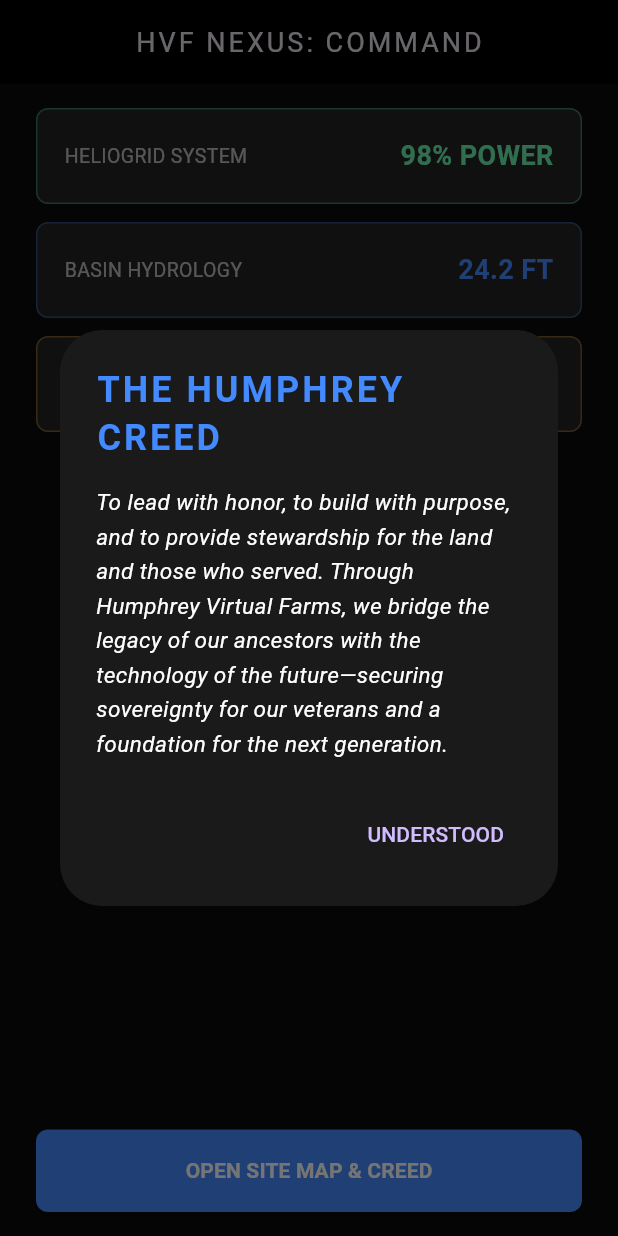
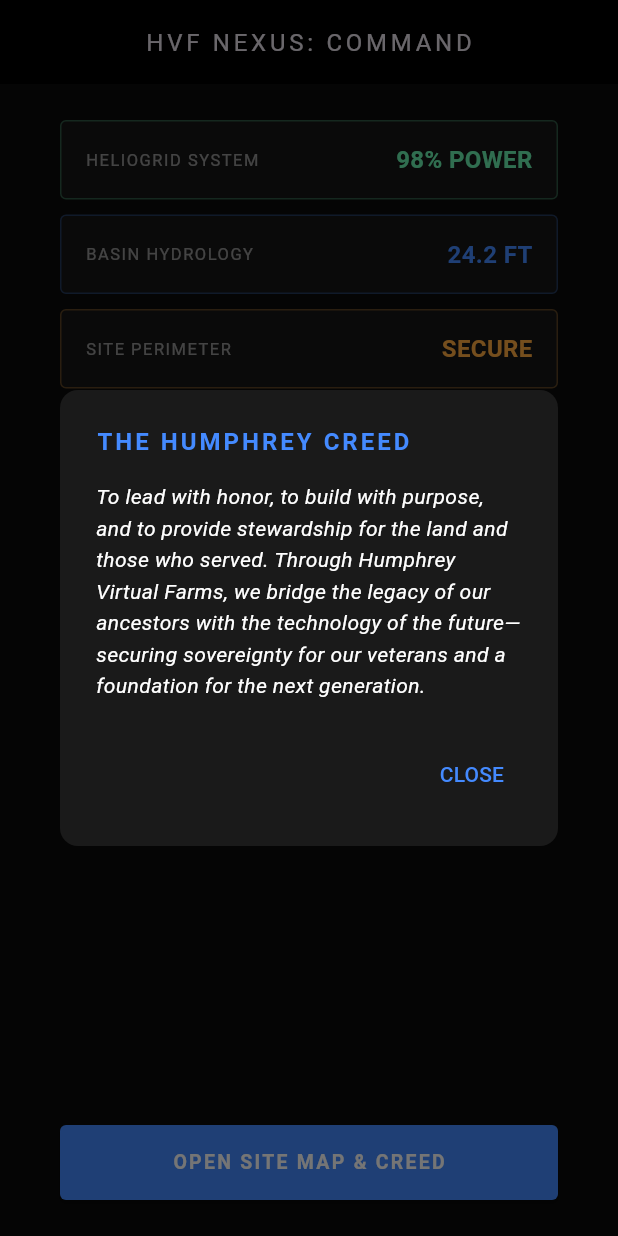
Before and after one commit to mrshumphrey3251-ai/HVF_NEXUS_CORE, a Flutter app: the screen it shows after launch, after a tap on "OPEN SITE MAP & CREED", on a phone screen of 412 x 824 dp. Run offline on Flutter 3.47's test engine with Material 3 defaults, Android fonts, the light colour scheme and no system bars.

Commit message:
Update main.dart

```diff
--- a/lib/main.dart
+++ b/lib/main.dart
@@ -22,16 +22,17 @@ class Dashboard extends StatelessWidget {
       context: context,
       builder: (context) => AlertDialog(
         backgroundColor: const Color(0xFF1A1A1A),
+        shape: RoundedRectangleBorder(borderRadius: BorderRadius.circular(12)),
         title: const Text("THE HUMPHREY CREED",
-          style: TextStyle(color: Colors.blueAccent, letterSpacing: 2, fontWeight: FontWeight.bold)),
+          style: TextStyle(color: Colors.blueAccent, fontSize: 16, letterSpacing: 2, fontWeight: FontWeight.bold)),
         content: const SingleChildScrollView(
           child: Text(
             "To lead with honor, to build with purpose, and to provide stewardship for the land and those who served. Through Humphrey Virtual Farms, we bridge the legacy of our ancestors with the technology of the future—securing sovereignty for our veterans and a foundation for the next generation.",
-            style: TextStyle(color: Colors.white, fontSize: 15, height: 1.5, fontStyle: FontStyle.italic),
+            style: TextStyle(color: Colors.white, fontSize: 14, height: 1.5, fontStyle: FontStyle.italic),
           ),
         ),
         actions: [
-          TextButton(onPressed: () => Navigator.pop(context), child: const Text("UNDERSTOOD"))
+          TextButton(onPressed: () => Navigator.pop(context), child: const Text("CLOSE", style: TextStyle(color: Colors.blueAccent)))
         ],
       ),
     );
@@ -42,29 +43,33 @@ class Dashboard extends StatelessWidget {
     return Scaffold(
       backgroundColor: const Color(0xFF0A0A0A),
       appBar: AppBar(
-        title: const Text("HVF NEXUS: COMMAND", style: TextStyle(fontSize: 18, letterSpacing: 2)), // Scaled down
+        title: const Text("HVF NEXUS: COMMAND", style: TextStyle(fontSize: 16, letterSpacing: 2.5)), // Scaled down further
         backgroundColor: Colors.black,
+        elevation: 0,
         centerTitle: true,
       ),
       body: Padding(
-        padding: const EdgeInsets.symmetric(horizontal: 24.0, vertical: 16.0), // Increased padding to shrink elements 5%
+        padding: const EdgeInsets.symmetric(horizontal: 40.0, vertical: 24.0), // Deep margins (10% pull-in)
         child: Column(
           children: [
             _buildStatusCard("HELIOGRID SYSTEM", "98% POWER", Colors.greenAccent),
-            const SizedBox(height: 12),
+            const SizedBox(height: 10), // Tightened gap
             _buildStatusCard("BASIN HYDROLOGY", "24.2 FT", Colors.blueAccent),
-            const SizedBox(height: 12),
+            const SizedBox(height: 10), // Tightened gap
             _buildStatusCard("SITE PERIMETER", "SECURE", Colors.orangeAccent),
             const Spacer(),
-            // COMMAND BUTTON: THE HUMPHREY CREED
-            ElevatedButton(
-              style: ElevatedButton.styleFrom(
-                backgroundColor: Colors.blueAccent,
-                minimumSize: const Size(double.infinity, 55), // Slimmer button
-                shape: RoundedRectangleBorder(borderRadius: BorderRadius.circular(8))
+            // COMMAND BUTTON
+            SizedBox(
+              width: double.infinity,
+              height: 50, // More tactical, slimmer height
+              child: ElevatedButton(
+                style: ElevatedButton.styleFrom(
+                  backgroundColor: Colors.blueAccent,
+                  shape: RoundedRectangleBorder(borderRadius: BorderRadius.circular(4)) // Harder, industrial edges
+                ),
+                onPressed: () => _showCreed(context),
+                child: const Text("OPEN SITE MAP & CREED", style: TextStyle(color: Colors.white, fontSize: 13, fontWeight: FontWeight.bold, letterSpacing: 1.5)),
               ),
-              onPressed: () => _showCreed(context),
-              child: const Text("OPEN SITE MAP & CREED", style: TextStyle(color: Colors.white, fontWeight: FontWeight.bold)),
             ),
           ],
         ),
@@ -74,17 +79,17 @@ class Dashboard extends StatelessWidget {
 
   Widget _buildStatusCard(String title, String value, Color color) {
     return Container(
-      padding: const EdgeInsets.all(18), // Scaled down from 20
+      padding: const EdgeInsets.symmetric(horizontal: 16, vertical: 14), // Tighter internal padding
       decoration: BoxDecoration(
-        color: Colors.white10,
-        borderRadius: BorderRadius.circular(8),
-        border: Border.all(color: color.withOpacity(0.4))
+        color: const Color(0xFF151515), // Slightly lighter for depth
+        borderRadius: BorderRadius.circular(4), // Industrial sharp-round
+        border: Border.all(color: color.withOpacity(0.3), width: 1)
       ),
       child: Row(
         mainAxisAlignment: MainAxisAlignment.spaceBetween,
         children: [
-          Text(title, style: const TextStyle(color: Colors.white70, fontSize: 13)), // Scaled down
-          Text(value, style: TextStyle(color: color, fontSize: 18, fontWeight: FontWeight.bold)), // Scaled down
+          Text(title, style: const TextStyle(color: Colors.white54, fontSize: 11, letterSpacing: 1)),
+          Text(value, style: TextStyle(color: color, fontSize: 16, fontWeight: FontWeight.bold)),
         ],
       ),
     );
```
